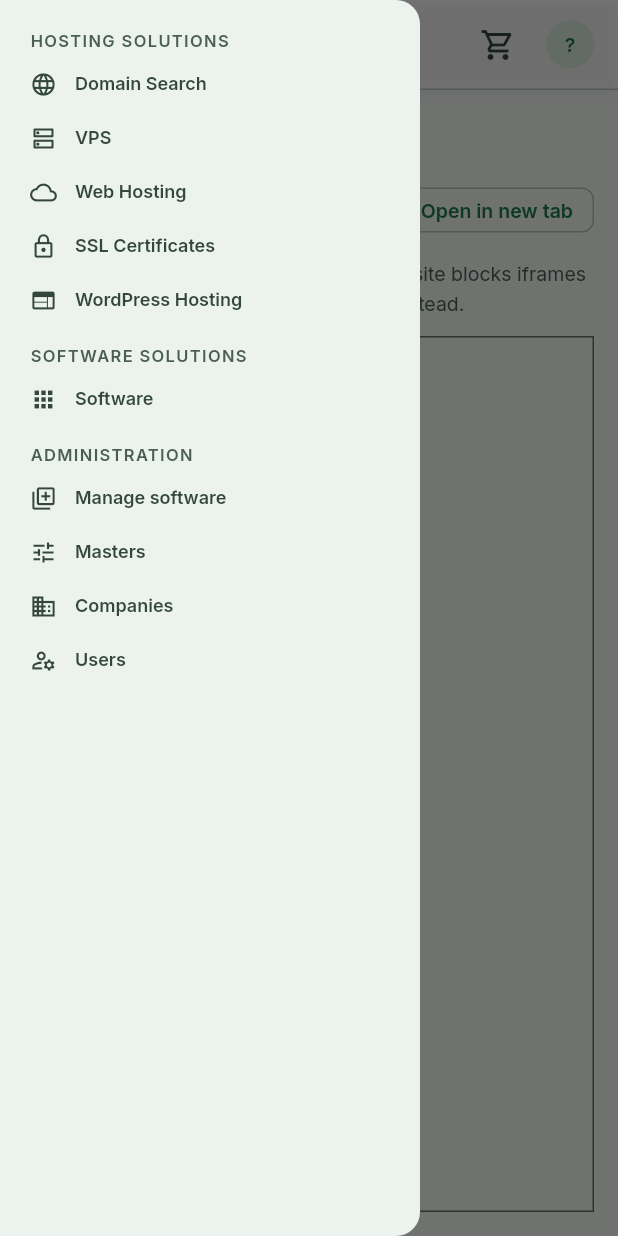
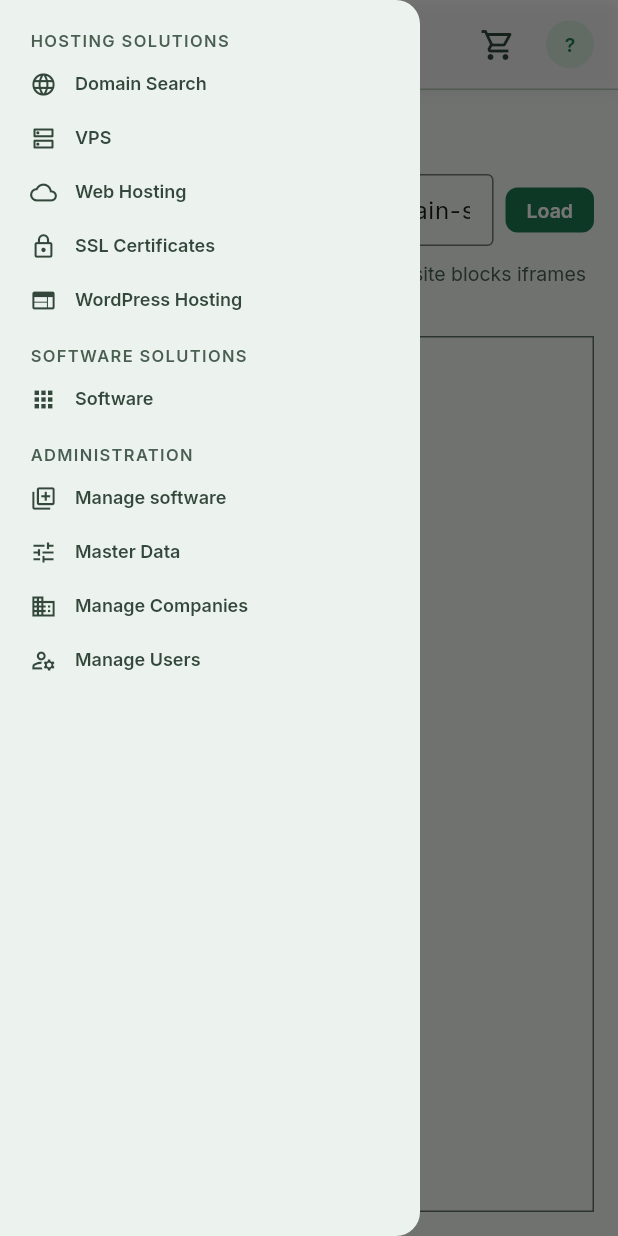
Before and after one commit to zheungyikgain12234/BN, a Flutter app: the HostingEmbedTestScreen screen opened by its route, with the side drawer open, on a phone screen of 412 x 824 dp. Run offline on Flutter 3.47's test engine with Material 3 defaults, Android fonts, the phone set to English and light mode, and no system bars; our stand-ins replace go_router, google_fonts, supabase_flutter, web; missing offline and left inert: dart:js_interop, dart:ui_web, pointer_interceptor; accounts and stored records are empty; network calls fail.

Commit message:
wordings and embed fix

```diff
--- a/lib/features/admin/companies_screen.dart
+++ b/lib/features/admin/companies_screen.dart
@@ -66,7 +66,7 @@
     return Padding(
       padding: const EdgeInsets.all(16),
       child: Column(crossAxisAlignment: CrossAxisAlignment.stretch, children: [
-        Text('Companies', style: T.headlineLg),
+        Text('Manage Companies', style: T.headlineLg),
         const SizedBox(height: 16),
         Expanded(
           child: _error != null
--- a/lib/features/admin/masters_screen.dart
+++ b/lib/features/admin/masters_screen.dart
@@ -17,7 +17,7 @@
       child: Padding(
         padding: const EdgeInsets.all(16),
         child: Column(crossAxisAlignment: CrossAxisAlignment.stretch, children: [
-          Text('Masters', style: T.headlineLg),
+          Text('Master Data', style: T.headlineLg),
           const SizedBox(height: 4),
           Text('The lists used when adding software.', style: T.bodyMd.copyWith(color: C.secondary)),
           const SizedBox(height: 8),
--- a/lib/features/admin/users_screen.dart
+++ b/lib/features/admin/users_screen.dart
@@ -84,7 +84,7 @@
     return Padding(
       padding: const EdgeInsets.all(16),
       child: Column(crossAxisAlignment: CrossAxisAlignment.stretch, children: [
-        Text('Users', style: T.headlineLg),
+        Text('Manage Users', style: T.headlineLg),
         const SizedBox(height: 16),
         Expanded(
           child: _error != null
@@ -113,7 +113,7 @@
                           ]),
                         ),
                         TableCol(
-                          label: 'Companies',
+                          label: 'Companies/Roles',
                           sortValue: (u) => _companiesText(u).toLowerCase(),
                           cell: (u) => u.memberships.isEmpty
                               ? const Text('—')
--- a/lib/features/domain/domain_search_screen.dart
+++ b/lib/features/domain/domain_search_screen.dart
@@ -31,7 +31,7 @@
     _load();
   }
 
-  /// Signs the user into the panel (session cookie) before the frame or a new tab opens it.
+  /// Signs the user into the panel (session cookie) before the frame loads it.
   Future<String> _ssoUrl() => stackcpUrl(widget.url);
 
   Future<void> _load() async {
@@ -59,18 +59,7 @@
     return Padding(
       padding: const EdgeInsets.all(16),
       child: Column(crossAxisAlignment: CrossAxisAlignment.stretch, children: [
-        Row(children: [
-          Expanded(child: Text(widget.title, style: T.headlineLg)),
-          OutlinedButton.icon(
-            onPressed: () async => web.window.open(await _ssoUrl(), '_blank'),
-            icon: const Icon(Icons.open_in_new, size: 16),
-            label: const Text('Open in new tab'),
-          ),
-        ]),
-        ValueListenableBuilder<String>(
-          valueListenable: ssoStatus,
-          builder: (_, v, _) => Padding(padding: const EdgeInsets.only(top: 8), child: SelectableText(v, style: T.bodySm)),
-        ),
+        Text(widget.title, style: T.headlineLg),
         const SizedBox(height: 12),
         Expanded(
           child: Container(
--- a/lib/features/hosting/hosting_embed_test_screen.dart
+++ b/lib/features/hosting/hosting_embed_test_screen.dart
@@ -60,15 +60,10 @@
           ),
           const SizedBox(width: 8),
           FilledButton(onPressed: _load, child: const Text('Load')),
-          const SizedBox(width: 8),
-          OutlinedButton(
-            onPressed: () => web.window.open(_url.text.trim(), '_blank'),
-            child: const Text('Open in new tab'),
-          ),
         ]),
         const SizedBox(height: 8),
         Text(
-          'Blank frame or "refused to connect"? The site blocks iframes — use "Open in new tab" or the 20i API instead.',
+          'Blank frame or "refused to connect"? The site blocks iframes — use the 20i API instead.',
           style: T.bodyMd.copyWith(color: C.secondary),
         ),
         const SizedBox(height: 12),
--- a/lib/features/shell/app_shell.dart
+++ b/lib/features/shell/app_shell.dart
@@ -38,9 +38,9 @@
       if (s.canManageCatalog)
         _NavGroup('Administration', [
           const _NavItem('Manage software', Icons.library_add_outlined, Routes.adminSoftware),
-          if (s.isSuperAdmin) const _NavItem('Masters', Icons.tune, Routes.adminMasters),
-          if (s.isSuperAdmin) const _NavItem('Companies', Icons.business_outlined, Routes.adminCompanies),
-          const _NavItem('Users', Icons.manage_accounts_outlined, Routes.adminUsers),
+          if (s.isSuperAdmin) const _NavItem('Master Data', Icons.tune, Routes.adminMasters),
+          if (s.isSuperAdmin) const _NavItem('Manage Companies', Icons.business_outlined, Routes.adminCompanies),
+          const _NavItem('Manage Users', Icons.manage_accounts_outlined, Routes.adminUsers),
         ]),
     ];
 
```
Also changed, not shown: lib/data/stackcp_sso.dart (+7 -6 lines), lib/features/software/software_store_screen.dart (+8 -3 lines).
